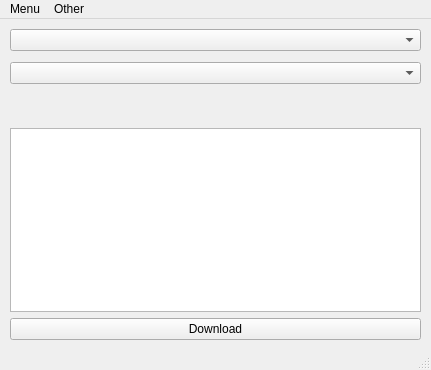
First picture: the form in Wuxii/main_window.ui, repository PISK12/UI_download_novel, before the edit.
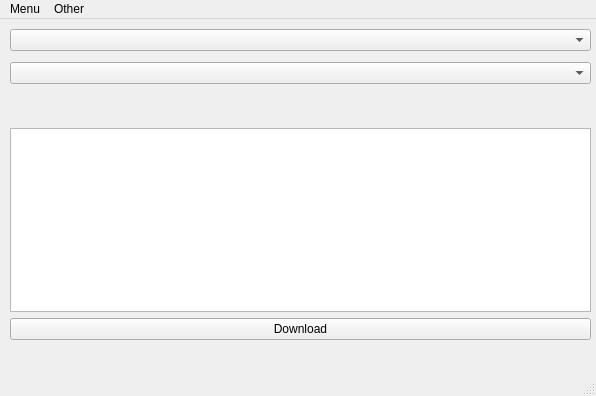
Second picture: the form after the edit.

```diff
--- a/Wuxii/main_window.ui
+++ b/Wuxii/main_window.ui
@@ -9,8 +9,8 @@
    <rect>
     <x>0</x>
     <y>0</y>
-    <width>431</width>
-    <height>370</height>
+       <width>596</width>
+       <height>396</height>
    </rect>
   </property>
   <property name="windowTitle">
@@ -25,7 +25,7 @@
      <rect>
       <x>10</x>
       <y>10</y>
-      <width>411</width>
+         <width>581</width>
       <height>311</height>
      </rect>
     </property>
@@ -102,8 +102,8 @@
     <rect>
      <x>0</x>
      <y>0</y>
-     <width>431</width>
-     <height>26</height>
+        <width>596</width>
+        <height>28</height>
     </rect>
    </property>
    <widget class="QMenu" name="menuMenu">
```
Left out of the diff: 12 changed lines with no effect on the pictures.
